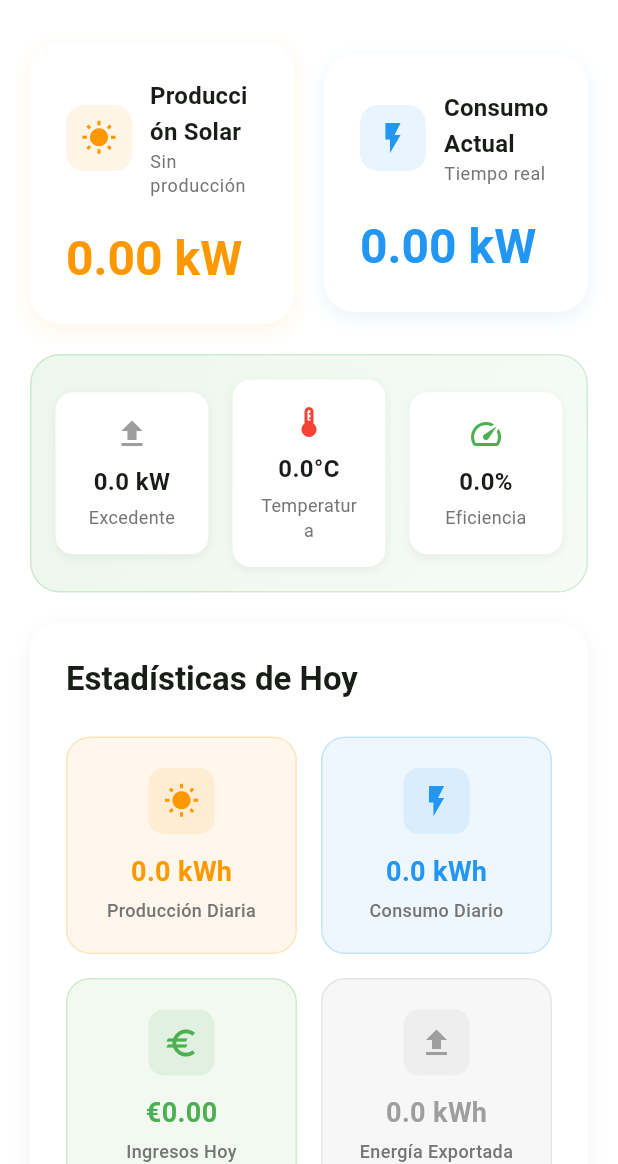
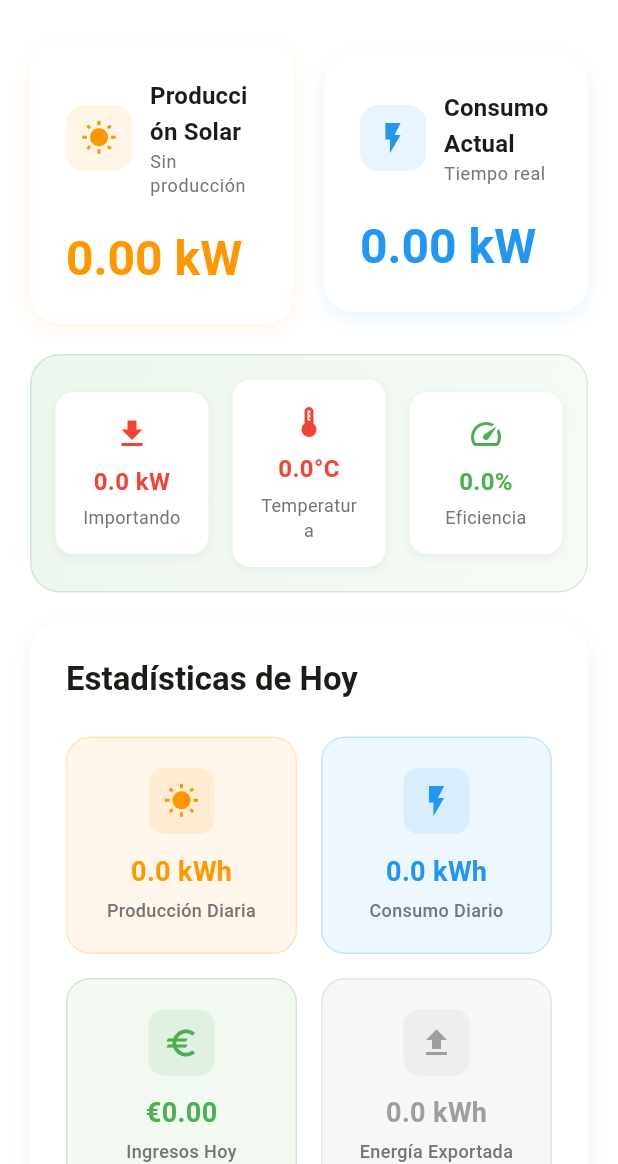
Before and after one commit to oriolgds/FusionSolarAU, a Flutter app: the DashboardScreen screen opened directly, on a phone screen of 412 x 824 dp, the part 72-1236 px from its top. Run offline on Flutter 3.47's test engine with Material 3 defaults, Android fonts, the phone set to English and light mode, and no system bars; our stand-ins replace equatable, firebase_core, flutter_animate, flutter_dotenv, google_sign_in, smooth_page_indicator and 1 more; accounts and stored records are empty; generated files the repository leaves out were written again.

Commit message:
Importing and exporting

```diff
--- a/lib/screens/dashboard/dashboard_screen.dart
+++ b/lib/screens/dashboard/dashboard_screen.dart
@@ -359,10 +359,10 @@ class _DashboardScreenState extends State<DashboardScreen> {
             children: [
               Expanded(
                 child: _buildDataItem(
-                  'Excedente',
-                  '${(provider.currentExcess).toStringAsFixed(1)} kW',
-                  Icons.upload,
-                  provider.currentExcess > 0 ? Colors.green : Colors.grey,
+                  provider.gridPower > 0 ? 'Excedente' : 'Importando',
+                  '${provider.gridPower.abs().toStringAsFixed(1)} kW',
+                  provider.gridPower > 0 ? Icons.upload : Icons.download,
+                  provider.gridPower > 0 ? Colors.green : Colors.red,
                 ),
               ),
               const SizedBox(width: 16),
@@ -410,7 +410,7 @@ class _DashboardScreenState extends State<DashboardScreen> {
           const SizedBox(height: 8),
           Text(
             value,
-            style: const TextStyle(fontWeight: FontWeight.bold, fontSize: 16),
+            style: TextStyle(fontWeight: FontWeight.bold, fontSize: 16, color: color),
             textAlign: TextAlign.center,
           ),
           const SizedBox(height: 4),
```
